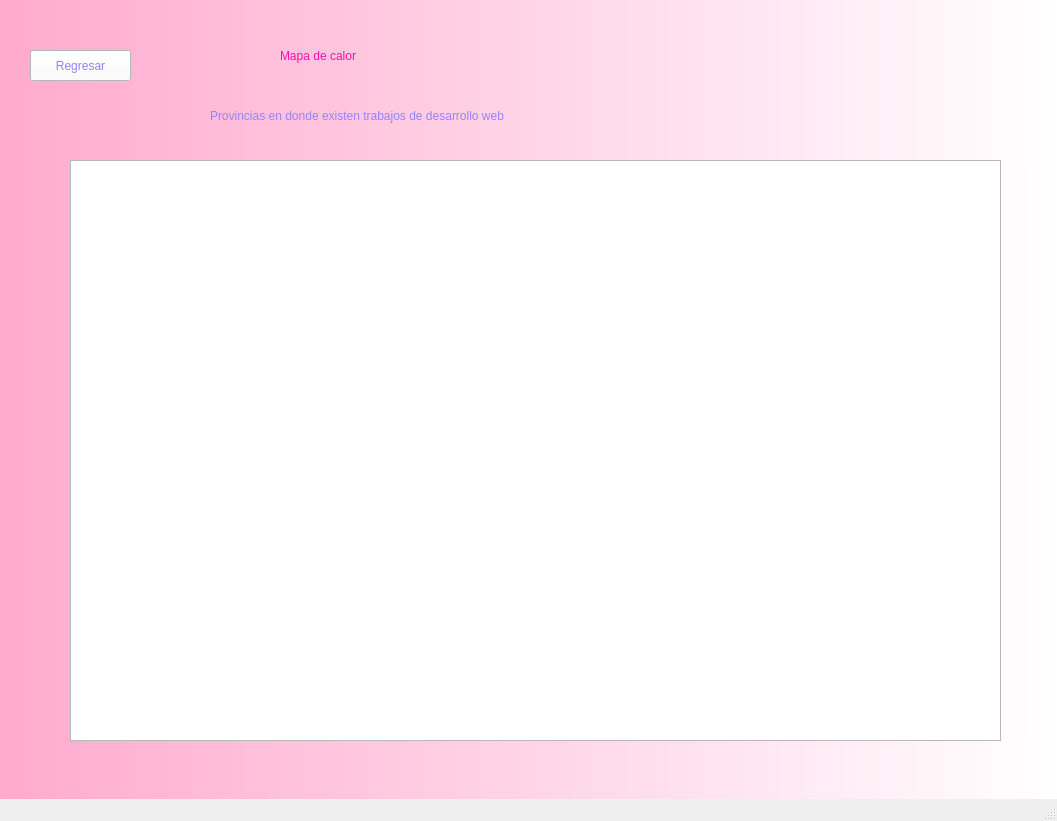
Old version of the form ProyectoFinal/screen1.ui in the repository gabiruca/LenguajesProgramacion.
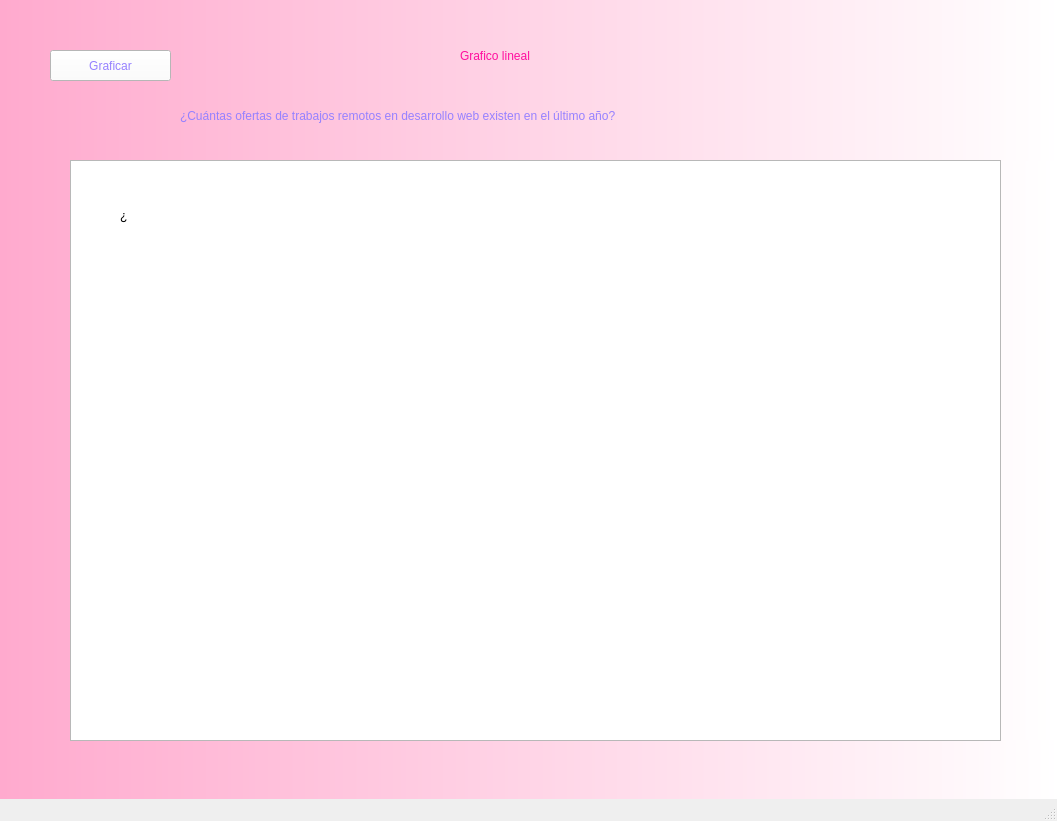
New version of the form.

```diff
--- a/ProyectoFinal/screen1.ui
+++ b/ProyectoFinal/screen1.ui
@@ -34,9 +34,9 @@
    <widget class="QLabel" name="label">
     <property name="geometry">
      <rect>
-      <x>280</x>
+      <x>460</x>
       <y>20</y>
-      <width>521</width>
+      <width>511</width>
       <height>71</height>
      </rect>
     </property>
@@ -46,15 +46,15 @@
 </string>
     </property>
     <property name="text">
-     <string>Mapa de calor</string>
+     <string>Grafico lineal</string>
     </property>
    </widget>
    <widget class="QPushButton" name="pushButton_3">
     <property name="geometry">
      <rect>
-      <x>30</x>
+      <x>50</x>
       <y>50</y>
-      <width>101</width>
+      <width>121</width>
       <height>31</height>
      </rect>
     </property>
@@ -65,15 +65,15 @@
 border-color: rgb(180, 126, 255);</string>
     </property>
     <property name="text">
-     <string>Regresar</string>
+     <string>Graficar</string>
     </property>
    </widget>
    <widget class="QLabel" name="label_2">
     <property name="geometry">
      <rect>
-      <x>210</x>
+      <x>180</x>
       <y>80</y>
-      <width>641</width>
+      <width>741</width>
       <height>71</height>
      </rect>
     </property>
@@ -83,7 +83,7 @@
 </string>
     </property>
     <property name="text">
-     <string>Provincias en donde existen trabajos de desarrollo web </string>
+     <string>¿Cuántas ofertas de trabajos remotos en desarrollo web existen en el último año? </string>
     </property>
    </widget>
    <widget class="QGraphicsView" name="graphicsView">
@@ -95,6 +95,33 @@
       <height>581</height>
      </rect>
     </property>
+    <property name="backgroundBrush">
+     <brush brushstyle="NoBrush">
+      <color alpha="255">
+       <red>255</red>
+       <green>255</green>
+       <blue>255</blue>
+      </color>
+     </brush>
+    </property>
+   </widget>
+   <widget class="QLabel" name="label_3">
+    <property name="geometry">
+     <rect>
+      <x>120</x>
+      <y>180</y>
+      <width>841</width>
+      <height>71</height>
+     </rect>
+    </property>
+    <property name="styleSheet">
+     <string notr="true">color:rgb(0, 0, 0);
+font: 75 20pt &quot;Comic Sans MS&quot;;
+</string>
+    </property>
+    <property name="text">
+     <string>¿ </string>
+    </property>
    </widget>
   </widget>
   <widget class="QMenuBar" name="menubar">
```
Left out of the diff: 6 changed lines with no effect on the pictures.
